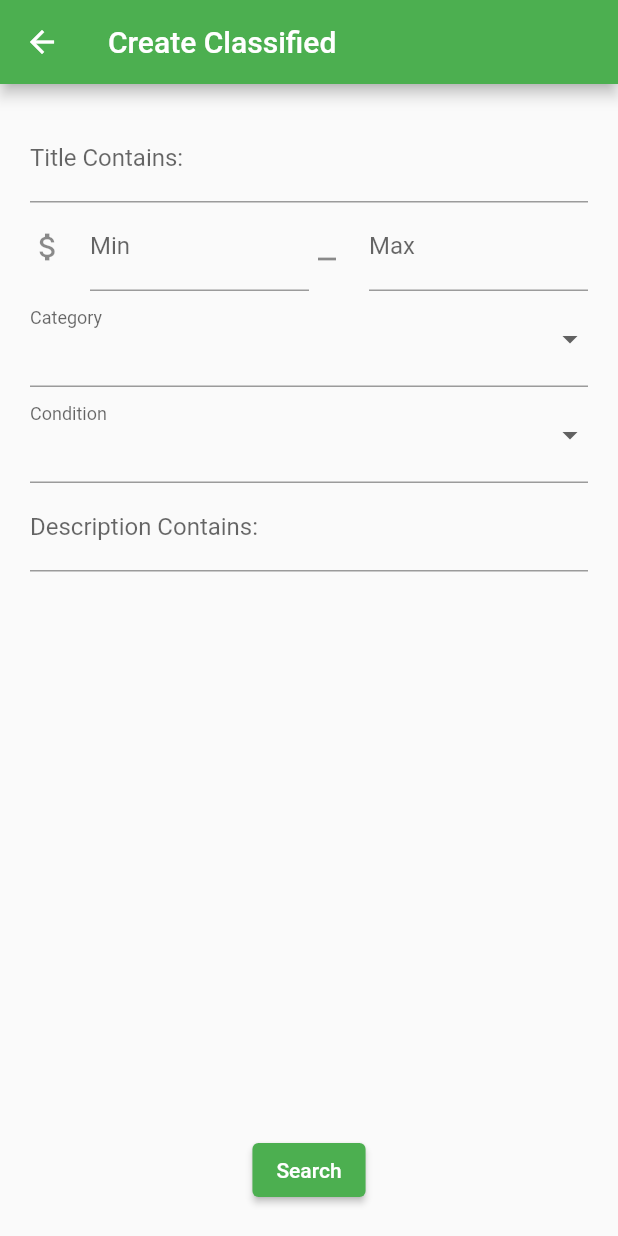
After one commit to korafdavid/mariana_marketplace_app, a Flutter app: the ClassifiedsScreen screen opened directly, after a tap on the "filter alt" icon, on a phone screen of 412 x 824 dp. The commit adds this screen. Run offline on Flutter 3.47's test engine with Material 2 defaults, Android fonts, the phone set to English and light mode, and no system bars; our stand-ins replace appwrite, flutter_login, image_picker, infinite_scroll_pagination; missing offline and left inert: dart:ffi; network calls fail.

Commit message:
Implemented Search

```diff
--- /dev/null
+++ b/lib/classified_filter_screen.dart
@@ -0,0 +1,288 @@
+import 'dart:io';
+
+import 'package:flutter/material.dart';
+import 'package:flutter/services.dart';
+import 'package:image_picker/image_picker.dart';
+import 'package:appwrite/appwrite.dart';
+import 'package:mariana_marketplace/api_calls.dart';
+import 'package:mariana_marketplace/classifieds_screen.dart';
+import 'package:mariana_marketplace/landing_screen.dart';
+
+class ClassifiedFilterScreen extends StatefulWidget {
+  ClassifiedFilterScreen({Key? key}) : super(key: key);
+
+  @override
+  State<ClassifiedFilterScreen> createState() => _ClassifiedFilterScreenState();
+}
+
+class _ClassifiedFilterScreenState extends State<ClassifiedFilterScreen> {
+  //Form Vars
+  final _formKey = GlobalKey<FormState>();
+  String titleContainsQuery = '';
+  String priceMinQuery = '';
+  String priceMaxQuery = '';
+  String descriptionContainsQuery = '';
+  String categoryQuery = '';
+  List<String> categoryQueryList = [
+    '',
+    'Announcements',
+    'Appliances',
+    'Auto Parts',
+    'Baby',
+    'Books and Media',
+    'Clothing and Apperal',
+    'Computers',
+    'Cycling',
+    'Electronics',
+    'Fitness Equipment',
+    'For Trade or Barter',
+    'Free',
+    'Furniture',
+    'General',
+    'Home',
+    'Garden',
+    'Hunting',
+    'Fishing',
+    'Industrial',
+    'Livestock',
+    'Musical Instruments',
+    'Other Real Estate',
+    'Outdoors',
+    'Pets',
+    'Services',
+    'Tickets',
+    'Toys',
+    'Water Sports',
+    'Weddings',
+    'Uncategorized'
+  ];
+  String conditionQuery = '';
+  List<String> conditionQueryList = [
+    '',
+    'New',
+    'Used - Excellent',
+    'Used - Good',
+    'Used - Fair',
+    'Used - Poor',
+    'Used - Damaged'
+  ];
+
+  List<String> queries = [];
+
+  @override
+  Widget build(BuildContext context) {
+    return Scaffold(
+      resizeToAvoidBottomInset: false,
+      appBar: AppBar(
+        title: Text("Create Classified"),
+      ),
+      body: Container(
+        padding: new EdgeInsets.all(20.0),
+        child: Column(
+          children: [
+            Form(
+              key: _formKey,
+              child: Column(
+                children: <Widget>[
+                  TextFormField(
+                    // The validator receives the text that the user has entered.
+                    decoration:
+                        const InputDecoration(labelText: "Title Contains:"),
+                    validator: (value) {
+                      return null;
+                    },
+                    onSaved: (value) {
+                      setState(() {
+                        debugPrint("Setting title = " + value!);
+                        if (value.isNotEmpty) {
+                          queries.add(Query.search('title', value));
+                        } else {
+                          titleContainsQuery = "";
+                        }
+                      });
+                    },
+                  ),
+                  Row(
+                    children: <Widget>[
+                      Flexible(
+                        child: TextFormField(
+                          // The validator receives the text that the user has entered.
+                          decoration: const InputDecoration(
+                              hintText: "1",
+                              labelText: "Min",
+                              icon: Icon(Icons.attach_money)),
+                          inputFormatters: [
+                            FilteringTextInputFormatter.digitsOnly
+                          ],
+                          validator: (value) {
+                            return null;
+                          },
+                          onSaved: (value) {
+                            setState(() {
+                              priceMinQuery = value!;
+                              if (value.isNotEmpty) {
+                                queries.add(Query.greater('price', value));
+                              } else {
+                                priceMinQuery = '';
+                              }
+                              debugPrint(priceMinQuery);
+                            });
+                          },
+                        ),
+                      ),
+                      Flexible(
+                        child: TextFormField(
+                          // The validator receives the text that the user has entered.
+                          decoration: const InputDecoration(
+                              hintText: "1",
+                              labelText: "Max",
+                              icon: Icon(Icons.minimize_outlined)),
+                          inputFormatters: [
+                            FilteringTextInputFormatter.digitsOnly
+                          ],
+                          validator: (value) {
+                            return null;
+                          },
+                          onSaved: (value) {
+                            setState(() {
+                              priceMaxQuery = value!;
+                              if (value.isNotEmpty) {
+                                queries.add(Query.lesser('price', value));
+                              } else {
+                                priceMaxQuery = '';
+                              }
+                            });
+                          },
+                        ),
+                      ),
+                    ],
+                  ),
+                  DropdownButtonFormField<String>(
+                    value: categoryQuery,
+                    decoration: const InputDecoration(labelText: "Category"),
+                    hint: const Text(
+                      'choose one',
+                    ),
+                    isExpanded: true,
+                    onChanged: (value) {
+                      setState(() {
+                        categoryQuery = value!;
+                      });
+                    },
+                    onSaved: (value) {
+                      setState(() {
+                        categoryQuery = value!;
+                        if (value.isNotEmpty) {
+                          queries.add(Query.equal('category', value));
+                        } else {
+                          categoryQuery = '';
+                        }
+                      });
+                    },
+                    validator: (value) {
+                      return null;
+                    },
+                    items: categoryQueryList.map((String val) {
+                      return DropdownMenuItem<String>(
+                        value: val,
+                        child: Text(
+                          val,
+                        ),
+                      );
+                    }).toList(),
+                  ),
+                  DropdownButtonFormField<String>(
+                    value: conditionQuery,
+                    decoration: const InputDecoration(labelText: "Condition"),
+                    hint: const Text(
+                      'choose one',
+                    ),
+                    isExpanded: true,
+                    onChanged: (value) {
+                      setState(() {
+                        conditionQuery = value!;
+                      });
+                    },
+                    onSaved: (value) {
+                      setState(() {
+                        conditionQuery = value!;
+                        if (value.isNotEmpty) {
+                          queries.add(Query.equal('condition', value));
+                        } else {
+                          categoryQuery = '';
+                        }
+                      });
+                    },
+                    validator: (value) {
+                      return null;
+                    },
+                    items: conditionQueryList.map((String val) {
+                      return DropdownMenuItem<String>(
+                        value: val,
+                        child: Text(
+                          val,
+                        ),
+                      );
+                    }).toList(),
+                  ),
+                  TextFormField(
+                    // The validator receives the text that the user has entered.
+                    decoration: const InputDecoration(
+                        labelText: "Description Contains:"),
+                    validator: (value) {
+                      return null;
+                    },
+                    onSaved: (value) {
+                      setState(() {
+                        descriptionContainsQuery = value!;
+                        if (value.isNotEmpty) {
+                          queries.add(Query.search('description', value));
+                        } else {
+                          descriptionContainsQuery = '';
+                        }
+                      });
+                    },
+                  ),
+                ],
+              ),
+            ),
+            const Spacer(),
+            ElevatedButton(
+              onPressed: () {
+                // Validate returns true if the form is valid, or false otherwise.
+                if (_formKey.currentState!.validate()) {
+                  // If the form is valid, display a snackbar. In the real world,
+                  // you'd often call a server or save the information in a database.
+
+                  _formKey.currentState?.save();
+
+                  debugPrint("Queries = " + queries.toString());
+
+                  Navigator.push(
+                    context,
+                    MaterialPageRoute(
+                        builder: (context) => ClassifiedsScreen(
+                              queries: queries,
+                            )),
+                  );
+
+                  //If you want immidiate screen switch after clicking submit:
+                  //Navigator.of(context).pushReplacement(MaterialPageRoute(
+                  //  builder: (context) => const LandingScreen(),
+                  //));
+
+                  // More at https://docs.flutter.dev/cookbook/forms/validation
+                } else {
+                  ScaffoldMessenger.of(context).showSnackBar(
+                    const SnackBar(content: Text('Form data invalid.')),
+                  );
+                }
+              },
+              child: const Text("Search"),
+            )
+          ],
+        ),
+      ),
+    );
+  }
+}
--- a/lib/classifieds_screen.dart
+++ b/lib/classifieds_screen.dart
@@ -5,6 +5,7 @@ import 'package:appwrite/models.dart';
 import 'package:flutter/cupertino.dart';
 import 'package:flutter/material.dart';
 import 'package:mariana_marketplace/api_calls.dart';
+import 'package:mariana_marketplace/classified_filter_screen.dart';
 
 import 'package:mariana_marketplace/secrets.dart';
 import 'package:appwrite/appwrite.dart';
@@ -12,7 +13,8 @@ import 'package:appwrite/appwrite.dart';
 import 'package:infinite_scroll_pagination/infinite_scroll_pagination.dart';
 
 class ClassifiedsScreen extends StatefulWidget {
-  const ClassifiedsScreen({Key? key}) : super(key: key);
+  ClassifiedsScreen({Key? key, required this.queries}) : super(key: key);
+  final List<String> queries;
 
   @override
   _ClassifiedsScreenState createState() => _ClassifiedsScreenState();
@@ -27,14 +29,14 @@ class _ClassifiedsScreenState extends State<ClassifiedsScreen> {
   @override
   void initState() {
     _pagingController.addPageRequestListener((pageKey) {
-      _fetchPage(pageKey);
+      _fetchPage(pageKey, widget.queries);
     });
     super.initState();
   }
 
-  Future<void> _fetchPage(int pageKey) async {
+  Future<void> _fetchPage(int pageKey, queries) async {
     try {
-      final newItems = await getClassifiedsList(pageKey, _pageSize);
+      final newItems = await getClassifiedsList(pageKey, _pageSize, queries);
       final isLastPage = newItems.length < _pageSize;
       if (isLastPage) {
         _pagingController.appendLastPage(newItems);
@@ -51,13 +53,20 @@ class _ClassifiedsScreenState extends State<ClassifiedsScreen> {
   Widget build(BuildContext context) => Scaffold(
         appBar: AppBar(
           title: const Text('Classifieds'),
-          // actions: [
-          //   IconButton(
-          //     icon: const Icon(Icons.list),
-          //     onPressed: _pushSaved,
-          //     tooltip: 'Saved Suggestions',
-          //   ),
-          // ],
+          actions: [
+            IconButton(
+              color: Colors.white,
+              icon: const Icon(Icons.filter_alt_sharp),
+              onPressed: () {
+                Navigator.push(
+                  context,
+                  MaterialPageRoute(
+                      builder: (context) => ClassifiedFilterScreen()),
+                );
+              },
+              tooltip: 'Filter',
+            ),
+          ],
         ),
         body: Container(
           child: PagedListView<int, Document>(
@@ -163,20 +172,24 @@ class _ClassifiedsScreenState extends State<ClassifiedsScreen> {
     );
   }
 
-  Future<List<Document>> getClassifiedsList(int aOffset, int aLimit) async {
+  Future<List<Document>> getClassifiedsList(
+      int aOffset, int aLimit, List<String> anQueries) async {
     // Init SDK
     Client client = Client();
     Database database = Database(client);
+
+    debugPrint(
+        "Calling getClassifiedsList with queries" + anQueries.toString());
 
     client
             .setEndpoint(appwriteEndpoint) // Your API Endpoint
             .setProject(appwriteProjectID) // Your project ID
         ;
     Future<DocumentList> result = database.listDocuments(
-      collectionId: classifiedsCollectionId,
-      limit: aLimit,
-      offset: aOffset,
-    );
+        collectionId: classifiedsCollectionId,
+        limit: aLimit,
+        offset: aOffset,
+        queries: anQueries);
 
     DocumentList finishedResult = await result;
     debugPrint(finishedResult.toString());
--- a/lib/landing_screen.dart
+++ b/lib/landing_screen.dart
@@ -136,7 +136,8 @@ class _LandingScreenState extends State<LandingScreen> {
                         Navigator.push(
                           context,
                           MaterialPageRoute(
-                              builder: (context) => ClassifiedsScreen()),
+                              builder: (context) =>
+                                  ClassifiedsScreen(queries: [])),
                         );
                       },
                       child: Container(
```
Also changed, not shown: lib/create_classified.dart (+16 -5 lines).
